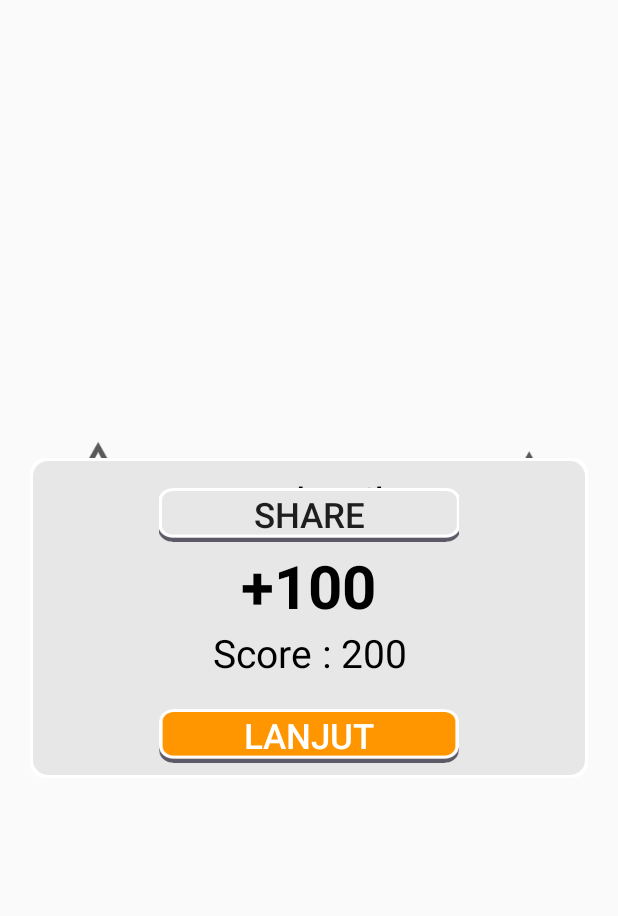
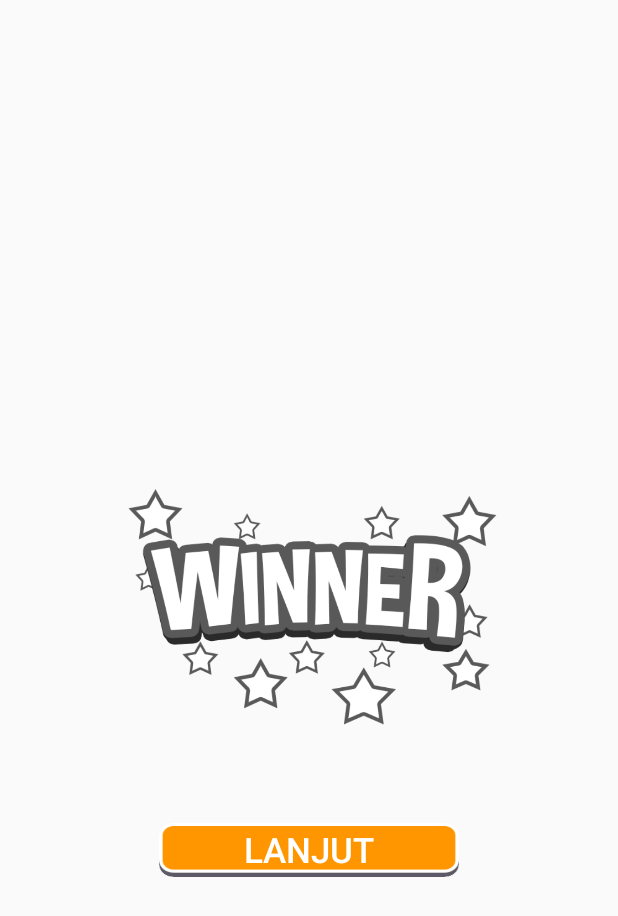
Before and after one commit to AkuraDiary/TTS-Android, an Android app: the layout fragment_dialog_winner.xml on its own in the app's theme, with its tools: preview values and no code run, on a phone screen of 412 x 824 dp. Shown: the top 916 px of the screen. Run offline under Robolectric (Android 15) with nearby library versions, the phone set to English and light mode, and no system bars.

Commit message:
fixing dialog

```diff
--- a/app/src/main/res/layout/fragment_dialog_winner.xml
+++ b/app/src/main/res/layout/fragment_dialog_winner.xml
@@ -4,27 +4,28 @@
                 android:layout_height="match_parent"
                 xmlns:tools="http://schemas.android.com/tools">
 
-    <ImageView
+
+    <RelativeLayout
+            android:id="@+id/menu_winner"
+            android:layout_width="match_parent"
+            android:layout_height="wrap_content"
+            android:padding="10dp"
+            android:layout_marginLeft="20dp"
+            android:layout_marginRight="20dp"
+            android:layout_centerVertical="true">
+
+        <ImageView
             android:id="@+id/image"
-            android:layout_width="wrap_content"
-            android:layout_height="wrap_content"
+            android:layout_width="match_parent"
+            android:layout_height="300dp"
             android:src="@drawable/berhasil"
             android:scaleType="fitCenter"
             android:layout_centerHorizontal="true"
             android:layout_centerVertical="true"
             tools:ignore="ContentDescription"/>
 
-    <RelativeLayout
-            android:id="@+id/menu_winner"
-            android:layout_width="match_parent"
-            android:layout_height="wrap_content"
-            android:background="@drawable/bg_dialog"
-            android:padding="10dp"
-            android:layout_marginLeft="20dp"
-            android:layout_marginRight="20dp"
-            android:layout_centerVertical="true">
-
         <RelativeLayout android:id="@+id/layout_text"
+            android:visibility="gone"
                         android:layout_width="match_parent"
                         android:layout_height="wrap_content"
                         android:layout_alignParentTop="true"
@@ -70,7 +71,7 @@
                 android:text="lanjut"
                 android:background="@drawable/btn_orange_selector"
                 android:layout_centerHorizontal="true"
-                android:layout_below="@+id/layout_text"
+                android:layout_below="@+id/image"
                 android:layout_marginTop="10dp"
                 android:layout_marginStart="35dp"
                 android:layout_marginEnd="35dp"
@@ -78,6 +79,7 @@
                 android:textSize="@dimen/sizeTvNormal1"/>
 
         <Button
+            android:visibility="gone"
                 android:id="@+id/btn_share"
                 android:layout_width="@dimen/sizeWidthBtnLarge"
                 android:layout_height="@dimen/sizeHeigthBtn"
--- a/app/src/main/res/layout/fragment_main_game.xml
+++ b/app/src/main/res/layout/fragment_main_game.xml
@@ -2,6 +2,12 @@
     xmlns:tools="http://schemas.android.com/tools"
     android:layout_width="match_parent"
     android:layout_height="match_parent">
+
+    <Button
+        android:id="@+id/cekDialog"
+        android:text="cek dialog"
+        android:layout_width="wrap_content"
+        android:layout_height="wrap_content"/>
 
     <RelativeLayout
         android:id="@+id/tool_bar"
```
Also changed, not shown: app/src/main/java/com/asthiseta/tetees/view/dialogs/DialogWinner.kt (+6 -6 lines), app/src/main/java/com/asthiseta/tetees/view/fragments/MainGameFragment.kt (+9 -1 lines).
